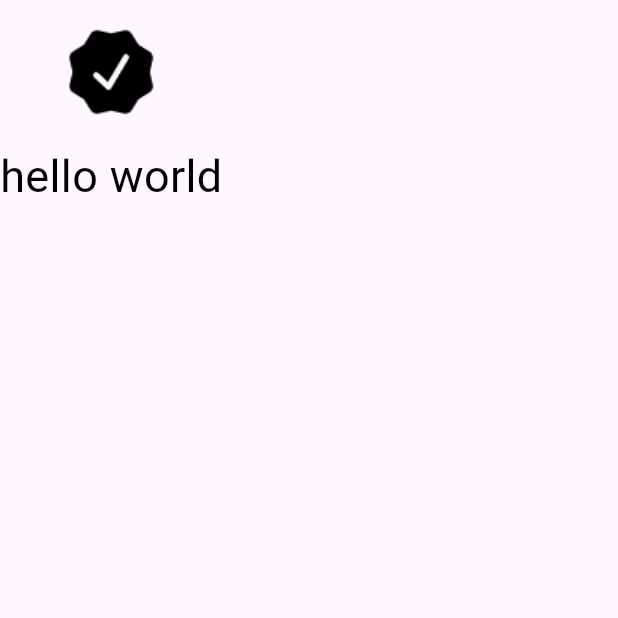
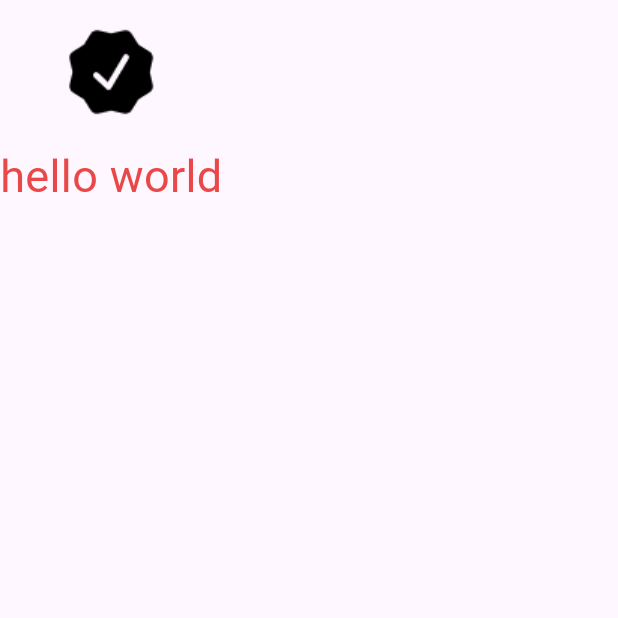
Before and after one commit to myaongz/Grapper-Flutter, a Flutter app: the screen it shows after launch, on a phone screen of 412 x 824 dp, the top half of it. Run offline on Flutter 3.47's test engine with Material 3 defaults, Android fonts, the light colour scheme and no system bars; Roboto replaces fonts that are missing (Pretendard-700); project files that could hold a hidden picture were left out.

Commit message:
✅ :: color design system 테스트

```diff
--- a/lib/views/home_page.dart
+++ b/lib/views/home_page.dart
@@ -1,4 +1,5 @@
 import 'package:flutter/material.dart';
+import 'package:grapper/utils/grapper_color.dart';
 import 'package:grapper/utils/grapper_font.dart';
 import 'package:grapper/utils/grapper_icon.dart';
 
@@ -17,7 +18,7 @@ class HomePage extends StatelessWidget {
             text: 'hello world',
             grapperFont: GrapperFonts.pretendard_700,
             size: 30,
-            color: Colors.black,
+            color: GrapperColorRed.normal,
           )
         ],
       ),
```
